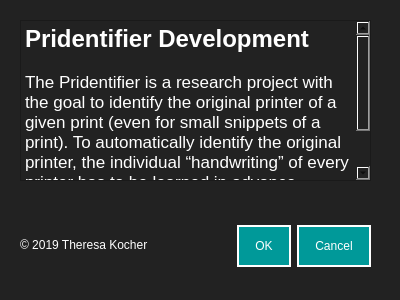
Old version of the form design/dialog_instructionAnalysis.ui in the repository resa89/pridentifier.
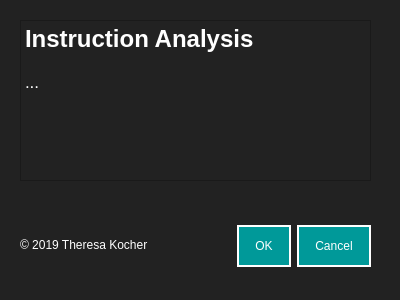
New version of the form.

Commit message: devel: Adapt dialog ui and py files and integrate all into pridentifier menu bar

```diff
--- a/design/dialog_instructionAnalysis.ui
+++ b/design/dialog_instructionAnalysis.ui
@@ -82,9 +82,9 @@
 &lt;html&gt;&lt;head&gt;&lt;meta name=&quot;qrichtext&quot; content=&quot;1&quot; /&gt;&lt;style type=&quot;text/css&quot;&gt;
 p, li { white-space: pre-wrap; }
 &lt;/style&gt;&lt;/head&gt;&lt;body style=&quot; font-family:'Helvetica'; font-size:12pt; font-weight:400; font-style:normal;&quot;&gt;
-&lt;p style=&quot; margin-top:0px; margin-bottom:0px; margin-left:0px; margin-right:0px; -qt-block-indent:0; text-indent:0px;&quot;&gt;&lt;span style=&quot; font-size:18pt; font-weight:600;&quot;&gt;Pridentifier Development&lt;/span&gt;&lt;/p&gt;
+&lt;p style=&quot; margin-top:0px; margin-bottom:0px; margin-left:0px; margin-right:0px; -qt-block-indent:0; text-indent:0px;&quot;&gt;&lt;span style=&quot; font-size:18pt; font-weight:600;&quot;&gt;Instruction Analysis&lt;/span&gt;&lt;/p&gt;
 &lt;p style=&quot;-qt-paragraph-type:empty; margin-top:0px; margin-bottom:0px; margin-left:0px; margin-right:0px; -qt-block-indent:0; text-indent:0px;&quot;&gt;&lt;br /&gt;&lt;/p&gt;
-&lt;p style=&quot; margin-top:0px; margin-bottom:0px; margin-left:0px; margin-right:0px; -qt-block-indent:0; text-indent:0px;&quot;&gt;&lt;span style=&quot; font-family:'.SF NS Text'; font-size:13pt;&quot;&gt;The Pridentifier is a research project with the goal to identify the original printer of a given print (even for small snippets of a print). To automatically identify the original printer, the individual “handwriting” of every printer has to be learned in advance. Therefor Fourier analysis featuers are used.&lt;/span&gt;&lt;/p&gt;&lt;/body&gt;&lt;/html&gt;</string>
+&lt;p style=&quot; margin-top:0px; margin-bottom:0px; margin-left:0px; margin-right:0px; -qt-block-indent:0; text-indent:0px;&quot;&gt;&lt;span style=&quot; font-family:'.SF NS Text'; font-size:13pt;&quot;&gt;...&lt;/span&gt;&lt;/p&gt;&lt;/body&gt;&lt;/html&gt;</string>
    </property>
   </widget>
  </widget>
```
The commit also changes 32 other files.
